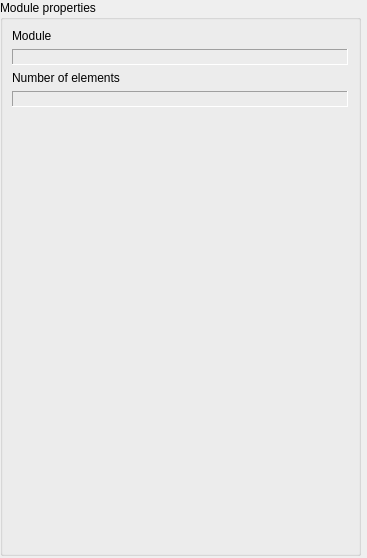
This is src/ModulePropertiesWidget.ui in ChimeraTK/QtHardMon as Qt 5 draws it before an edit. The edited form follows.
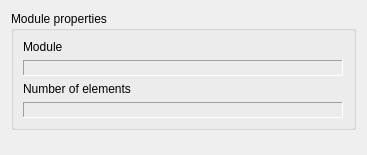
This is the edited form.

Commit message: Fixed incorrect resizing of subwidgets UI used in the application.

What changed in the file:
```diff
--- a/src/ModulePropertiesWidget.ui
+++ b/src/ModulePropertiesWidget.ui
@@ -7,7 +7,7 @@
     <x>0</x>
     <y>0</y>
     <width>367</width>
-    <height>558</height>
+    <height>155</height>
    </rect>
   </property>
   <property name="sizePolicy">
@@ -19,17 +19,11 @@
   <property name="windowTitle">
    <string>Form</string>
   </property>
+  <layout class="QGridLayout" name="gridLayout_2">
+   <item row="0" column="0">
   <widget class="QGroupBox" name="registerPropertiesGroupBox">
-   <property name="geometry">
-    <rect>
-     <x>0</x>
-     <y>0</y>
-     <width>361</width>
-     <height>556</height>
-    </rect>
-   </property>
    <property name="sizePolicy">
-    <sizepolicy hsizetype="Preferred" vsizetype="Expanding">
+      <sizepolicy hsizetype="Preferred" vsizetype="Fixed">
      <horstretch>0</horstretch>
      <verstretch>0</verstretch>
     </sizepolicy>
@@ -47,35 +41,29 @@
     <property name="rightMargin">
      <number>10</number>
     </property>
-    <item row="3" column="0">
-     <widget class="QLabel" name="registerNElementsDisplay">
-      <property name="frameShape">
-       <enum>QFrame::Panel</enum>
-      </property>
-      <property name="frameShadow">
-       <enum>QFrame::Sunken</enum>
-      </property>
-      <property name="text">
-       <string/>
-      </property>
-     </widget>
-    </item>
-    <item row="2" column="0">
-     <widget class="QLabel" name="registerNElementsLabel">
-      <property name="text">
-       <string>Number of elements</string>
-      </property>
-     </widget>
-    </item>
-    <item row="0" column="0">
+      <item row="4" column="0">
+       <layout class="QVBoxLayout" name="verticalLayout">
+        <item>
      <widget class="QLabel" name="moduleLabel">
+          <property name="sizePolicy">
+           <sizepolicy hsizetype="Expanding" vsizetype="Fixed">
+            <horstretch>0</horstretch>
+            <verstretch>0</verstretch>
+           </sizepolicy>
+          </property>
       <property name="text">
        <string>Module</string>
       </property>
      </widget>
     </item>
-    <item row="1" column="0">
+        <item>
      <widget class="QLabel" name="moduleDisplay">
+          <property name="sizePolicy">
+           <sizepolicy hsizetype="Expanding" vsizetype="Fixed">
+            <horstretch>0</horstretch>
+            <verstretch>0</verstretch>
+           </sizepolicy>
+          </property>
       <property name="frameShape">
        <enum>QFrame::Panel</enum>
       </property>
@@ -87,7 +75,44 @@
       </property>
      </widget>
     </item>
-    <item row="4" column="0">
+        <item>
+         <widget class="QLabel" name="registerNElementsLabel">
+          <property name="sizePolicy">
+           <sizepolicy hsizetype="Expanding" vsizetype="Fixed">
+            <horstretch>0</horstretch>
+            <verstretch>0</verstretch>
+           </sizepolicy>
+          </property>
+          <property name="text">
+           <string>Number of elements</string>
+          </property>
+         </widget>
+        </item>
+        <item>
+         <widget class="QLabel" name="registerNElementsDisplay">
+          <property name="sizePolicy">
+           <sizepolicy hsizetype="Expanding" vsizetype="Fixed">
+            <horstretch>0</horstretch>
+            <verstretch>0</verstretch>
+           </sizepolicy>
+          </property>
+          <property name="frameShape">
+           <enum>QFrame::Panel</enum>
+          </property>
+          <property name="frameShadow">
+           <enum>QFrame::Sunken</enum>
+          </property>
+          <property name="text">
+           <string/>
+          </property>
+         </widget>
+        </item>
+       </layout>
+      </item>
+     </layout>
+    </widget>
+   </item>
+   <item row="1" column="0">
      <spacer name="verticalSpacer">
       <property name="orientation">
        <enum>Qt::Vertical</enum>
@@ -101,7 +126,6 @@
      </spacer>
     </item>
    </layout>
-  </widget>
  </widget>
  <resources/>
  <connections/>
```
Lines whose indentation alone changed are shown as unchanged. The commit also changes 4 other files.
